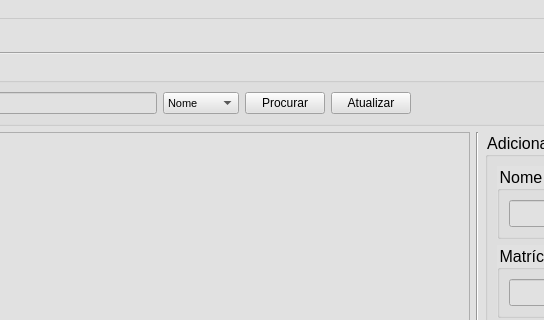
Qt form Sistema_Almox/mainwindow.ui (NycolasAbreu/Sistema_Almox) before a commit; both pictures show x 326 to 870 and y 0 to 320 of the 1219 by 951 pixel window.
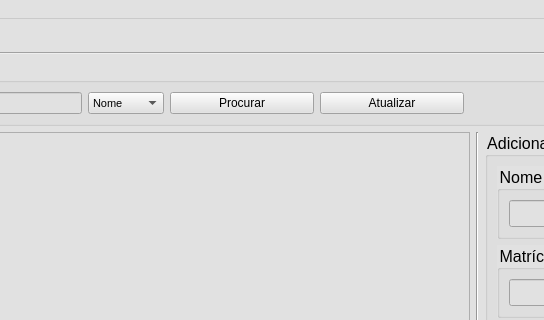
The same form after that commit. The open tabs and pages were chosen to show the change. Icons and pictures are not drawn.

What changed in the file:
```diff
--- a/Sistema_Almox/mainwindow.ui
+++ b/Sistema_Almox/mainwindow.ui
@@ -1342,7 +1342,7 @@
             <widget class="QLineEdit" name="lineEditStudentFilter"/>
            </item>
            <item row="0" column="1">
-            <layout class="QHBoxLayout" name="horizontalLayout_12">
+            <layout class="QHBoxLayout" name="horizontalLayout_12" stretch="1,2,2">
              <item>
               <widget class="QComboBox" name="comboBoxStudentFilter">
                <property name="font">
```
Left out of the diff: 4 changed lines with no effect on the pictures.
